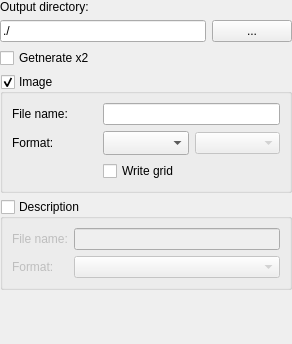
The window that src/outputframe.ui (andryblack/fontbuilder) describes before a commit, drawn with Qt 5.
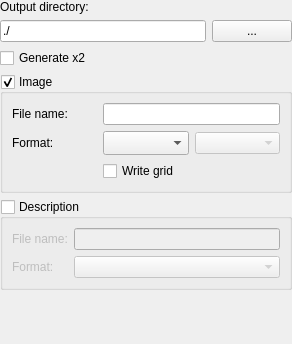
The same window after the commit. Custom widgets are drawn as their Qt base class.

Commit message: Fix a small typo in the Output tab: “Getnerate x2” -> “Generate x2”

What changed in the file:
```diff
--- a/src/outputframe.ui
+++ b/src/outputframe.ui
@@ -185,7 +185,7 @@
    <item row="2" column="0" colspan="2">
     <widget class="QCheckBox" name="checkBoxGenerateX2">
      <property name="text">
-      <string>Getnerate x2</string>
+      <string>Generate x2</string>
      </property>
     </widget>
    </item>
```
